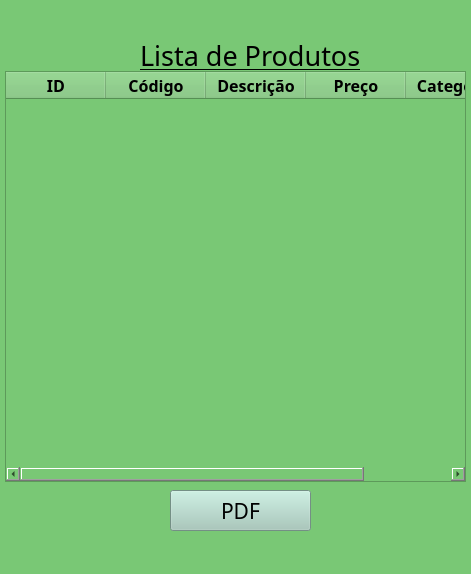
The window that Consultar1.ui (Kaesarac/python_mysql-training) describes before a commit, drawn with Qt 5.
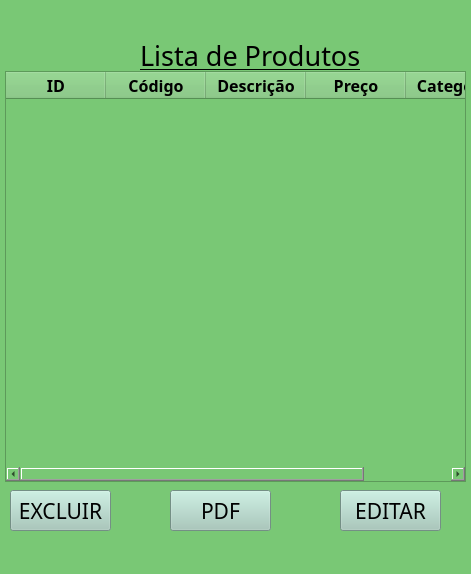
The same window after the commit.

Commit message: final updates - finished project

Diff of the .ui file:
```diff
--- a/Consultar1.ui
+++ b/Consultar1.ui
@@ -120,7 +120,7 @@
      <rect>
       <x>170</x>
       <y>490</y>
-      <width>141</width>
+      <width>101</width>
       <height>41</height>
      </rect>
     </property>
@@ -137,6 +137,50 @@
      <string>PDF</string>
     </property>
    </widget>
+   <widget class="QPushButton" name="buttonExcluir">
+    <property name="geometry">
+     <rect>
+      <x>10</x>
+      <y>490</y>
+      <width>101</width>
+      <height>41</height>
+     </rect>
+    </property>
+    <property name="font">
+     <font>
+      <family>MS PGothic</family>
+      <pointsize>16</pointsize>
+     </font>
+    </property>
+    <property name="styleSheet">
+     <string notr="true">background-color: rgb(162, 200, 186);</string>
+    </property>
+    <property name="text">
+     <string>EXCLUIR</string>
+    </property>
+   </widget>
+   <widget class="QPushButton" name="buttonEditar">
+    <property name="geometry">
+     <rect>
+      <x>340</x>
+      <y>490</y>
+      <width>101</width>
+      <height>41</height>
+     </rect>
+    </property>
+    <property name="font">
+     <font>
+      <family>MS PGothic</family>
+      <pointsize>16</pointsize>
+     </font>
+    </property>
+    <property name="styleSheet">
+     <string notr="true">background-color: rgb(162, 200, 186);</string>
+    </property>
+    <property name="text">
+     <string>EDITAR</string>
+    </property>
+   </widget>
   </widget>
   <widget class="QMenuBar" name="menubar">
    <property name="geometry">
```
The commit also changes 2 other files.
